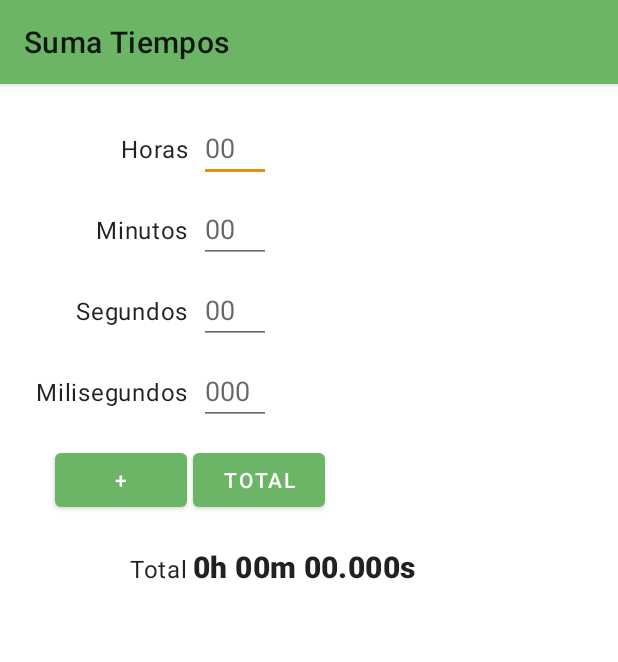
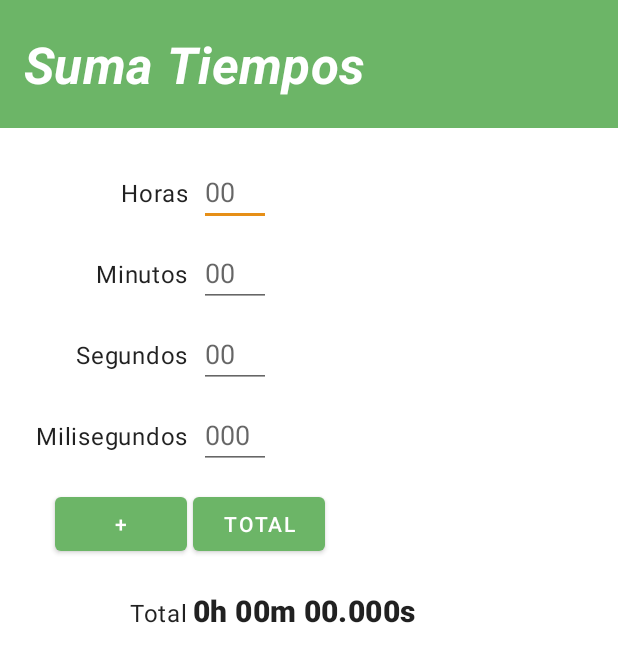
Before and after one commit to EmptyShop/SumaTiempos, an Android app: the screen it shows after launch (MainActivity), after a tap on "TOTAL", on a phone screen of 412 x 824 dp. Shown: the top 662 px of the screen. Run offline under Robolectric (Android 15) with nearby library versions, the phone set to English and light mode, and no system bars.

Commit message:
Versión funcional con AppBar personalizada.

```diff
--- a/app/src/main/AndroidManifest.xml
+++ b/app/src/main/AndroidManifest.xml
@@ -1,6 +1,6 @@
 <?xml version="1.0" encoding="utf-8"?>
 <manifest xmlns:android="http://schemas.android.com/apk/res/android"
-    package="com.example.carlos.sumatiempos">
+    package="com.emptyshop.sumatiempos">
 
     <application
         android:allowBackup="true"
@@ -9,7 +9,7 @@
         android:roundIcon="@mipmap/ic_launcher_round"
         android:supportsRtl="true"
         android:theme="@style/AppTheme">
-        <activity android:name=".MainActivity" android:configChanges="orientation|screenSize">
+        <activity android:name="com.emptyshop.sumatiempos.MainActivity" android:configChanges="orientation|screenSize">
             <intent-filter>
                 <action android:name="android.intent.action.MAIN" />
 
--- a/app/src/main/java/com/example/carlos/sumatiempos/MainActivity.kt
+++ b/app/src/main/java/com/emptyshop/sumatiempos/MainActivity.kt
@@ -1,4 +1,4 @@
-package com.example.carlos.sumatiempos
+package com.emptyshop.sumatiempos
 
 import androidx.appcompat.app.AppCompatActivity
 import android.os.Bundle
@@ -9,33 +9,43 @@ import android.widget.EditText
 import android.widget.TextView
 import android.widget.Toast
 import androidx.core.text.isDigitsOnly
-import kotlinx.android.synthetic.main.activity_main.*
 
 class MainActivity : AppCompatActivity() {
+    // tiempoTotal almacena la suma de los tiempos agregados por el usuario
     private var tiempoTotal = Tiempo()
 
     override fun onCreate(savedInstanceState: Bundle?) {
         super.onCreate(savedInstanceState)
         setContentView(R.layout.activity_main)
 
+        // AppBar personalizada
+        setSupportActionBar(findViewById(R.id.laAppBar))
+
+        /* Validadores para minutos y segundos: advierten cuando se ingresan
+        * valores mayores o igual a 60. */
+
         val editTextMinutos = findViewById<EditText>(R.id.editTextMinutos)
-        editTextMinutos.validate("Minutos < 60") {
+        editTextMinutos.validate(getResources().getString(R.string.error_minutos)) {
                 s -> s.isEmpty() || (s.isDigitsOnly() && s.toInt() < 60)
         }
 
         val editTextSegundos = findViewById<EditText>(R.id.editTextSegundos)
-        editTextSegundos.validate("Segundos < 60") {
+        editTextSegundos.validate(getResources().getString(R.string.error_segundos)) {
                 s -> s.isEmpty() || (s.isDigitsOnly() && s.toInt() < 60)
         }
     }
 
-    fun sumaTiempo(view : View) : Boolean{
-        var tiempo = Tiempo()
-        var editTextHoras = findViewById<EditText>(R.id.editTextHoras)
-        var editTextMinutos = findViewById<EditText>(R.id.editTextMinutos)
-        var editTextSegundos = findViewById<EditText>(R.id.editTextSegundos)
-        var editTextMilisegundos = findViewById<EditText>(R.id.editTextMilisegundos)
+    /* suma los valores capturados por el usuario al objeto tiempoTotal.
+    * Este método es llamado por el botón "+". */
+    fun sumaTiempo(view: View) : Boolean {
+        val tiempo = Tiempo()
+        val editTextHoras = findViewById<EditText>(R.id.editTextHoras)
+        val editTextMinutos = findViewById<EditText>(R.id.editTextMinutos)
+        val editTextSegundos = findViewById<EditText>(R.id.editTextSegundos)
+        val editTextMilisegundos = findViewById<EditText>(R.id.editTextMilisegundos)
 
+        /* Antes de sumar, validamos cada campo para asegurarnos de que sean
+        * datos correctos */
         if (editTextHoras.text.isEmpty()) {
             editTextHoras.setText(editTextHoras.hint)
         }
@@ -52,12 +62,15 @@ class MainActivity : AppCompatActivity() {
         if (
             !editTextMinutos.error.isNullOrEmpty() ||
             !editTextSegundos.error.isNullOrEmpty()
-        ){
-            val toast = Toast.makeText(applicationContext, R.string.error_sumando, Toast.LENGTH_SHORT)
+        ) {
+            val toast = Toast.makeText(
+                applicationContext,
+                R.string.error_sumando, Toast.LENGTH_SHORT
+            )
             toast.show()
             return false
-        }
-        else {
+        } else {
+            // los datos son válidos, procedemos a sumar
             tiempo.horas = editTextHoras.text.toString().toInt()
             tiempo.minutos = editTextMinutos.text.toString().toInt()
             tiempo.segundos = editTextSegundos.text.toString().toInt()
@@ -65,11 +78,14 @@ class MainActivity : AppCompatActivity() {
 
             tiempoTotal.suma(tiempo)
 
+            // actualizamos el resultado en la vista
             findViewById<TextView>(R.id.textViewTotal).text = tiempoTotal.toString()
             return true
         }
     }
 
+    /* Realiza la suma y vacía los campos de texto.
+    * Este método es llamado por el botón "TOTAL". */
     fun total(view: View) {
         if (sumaTiempo(view)) {
             findViewById<EditText>(R.id.editTextHoras).setText("")
@@ -77,12 +93,14 @@ class MainActivity : AppCompatActivity() {
             findViewById<EditText>(R.id.editTextSegundos).setText("")
             findViewById<EditText>(R.id.editTextMilisegundos).setText("")
 
+            // reinicia el objeto de suma acumulada
             tiempoTotal = Tiempo()
         }
 
     }
 }
 
+/* Agrega un listener para validar campos de texto. */
 fun EditText.afterTextChanged(afterTextChanged : (String) -> Unit){
     this.addTextChangedListener(object : TextWatcher {
         override fun afterTextChanged(s: Editable?) {
@@ -94,6 +112,7 @@ fun EditText.afterTextChanged(afterTextChanged : (String) -> Unit){
     })
 }
 
+/* Validador para campos de texto. */
 fun EditText.validate(message : String, validator : (String) -> Boolean){
     this.afterTextChanged {
         this.error = if (validator(it)) null else message
--- a/app/src/main/java/com/example/carlos/sumatiempos/Tiempo.kt
+++ b/app/src/main/java/com/emptyshop/sumatiempos/Tiempo.kt
@@ -1,8 +1,25 @@
-package com.example.carlos.sumatiempos
+package com.emptyshop.sumatiempos
 
 import java.lang.StringBuilder
 
+/* Tiempo : almacena un objeto de tiempo.
+*
+* Miembros:
+*
+* horas : Int
+* minutos : Int
+* segundos : Int
+* milisegundos : Int
+*
+* Métodos:
+*
+* Tiempo() : Tiempo
+* suma() : Tiempo
+* toString() : String
+* */
 class Tiempo (_horas : Int = 0, _minutos : Int = 0, _segundos : Int = 0, _milisegundos : Int = 0){
+    /* Constructor : Acepta 4 parámetros opcionales:
+    _horas : Int, _minutos : Int, _segundos : Int, _milisegundos : Int */
     var horas : Int = _horas
     var minutos : Int = _minutos
     set (value){
@@ -17,7 +34,11 @@ class Tiempo (_horas : Int = 0, _minutos : Int = 0, _segundos : Int = 0, _milise
         field = if (value < 1000) value else 0
     }
 
-    fun suma(sumando : Tiempo) : Tiempo{
+    /* suma() : Suma 2 objetos de tipo Tiempo y devuelve el resultado.
+    Parámetros:
+    sumando : Tiempo
+     */
+    fun suma(sumando : Tiempo) : Tiempo {
         val ms = this.milisegundos + sumando.milisegundos
         this.milisegundos = ms % 1000
         this.segundos += ms.div(1000)
@@ -36,6 +57,7 @@ class Tiempo (_horas : Int = 0, _minutos : Int = 0, _segundos : Int = 0, _milise
         return this
     }
 
+    /* toString() : Despliega el valor del objeto en formato h mm ss .ms */
     override fun toString() : String{
         val s = StringBuilder()
         s.append(this.horas.toString())
--- a/app/src/main/res/layout/activity_main.xml
+++ b/app/src/main/res/layout/activity_main.xml
@@ -1,14 +1,27 @@
 <?xml version="1.0" encoding="utf-8"?>
-<ScrollView xmlns:android="http://schemas.android.com/apk/res/android"
+<LinearLayout xmlns:android="http://schemas.android.com/apk/res/android"
     xmlns:app="http://schemas.android.com/apk/res-auto"
     xmlns:tools="http://schemas.android.com/tools"
     android:layout_width="match_parent"
     android:layout_height="wrap_content"
-    tools:context=".MainActivity">
+    android:fitsSystemWindows="true"
+    android:orientation="vertical"
+    tools:context="com.emptyshop.sumatiempos.MainActivity">
+
+    <include
+        android:id="@+id/laAppBar"
+        layout="@layout/app_bar" />
+
+    <ScrollView
+        android:layout_width="match_parent"
+        android:layout_height="wrap_content"
+        android:orientation="vertical">
 
         <androidx.constraintlayout.widget.ConstraintLayout
             android:layout_width="wrap_content"
-        android:layout_height="wrap_content">
+            android:layout_height="wrap_content"
+            android:paddingLeft="@dimen/activityPaddingLeft"
+            android:paddingStart="@dimen/activityPaddingLeft">
 
             <EditText
                 android:id="@+id/editTextHoras"
@@ -20,12 +33,13 @@
                 android:hint="@string/edit_hours"
                 android:inputType="number"
                 android:maxLength="3"
+                android:importantForAutofill="no"
                 app:layout_constraintBaseline_toBaselineOf="@+id/textViewHoras"
                 app:layout_constraintStart_toEndOf="@+id/textViewHoras" />
 
             <TextView
                 android:id="@+id/textViewHoras"
-            style="@style/TextAppearance.MaterialComponents.Body1"
+                style="@style/TextAppearance.AppTheme.Body1"
                 android:layout_width="wrap_content"
                 android:layout_height="wrap_content"
                 android:layout_marginStart="80dp"
@@ -46,12 +60,13 @@
                 android:hint="@string/edit_minutos"
                 android:inputType="number"
                 android:maxLength="2"
+                android:importantForAutofill="no"
                 app:layout_constraintBaseline_toBaselineOf="@+id/textViewMinutos"
                 app:layout_constraintStart_toStartOf="@+id/editTextHoras" />
 
             <TextView
                 android:id="@+id/textViewMinutos"
-            style="@style/TextAppearance.MaterialComponents.Body1"
+                style="@style/TextAppearance.AppTheme.Body1"
                 android:layout_width="wrap_content"
                 android:layout_height="wrap_content"
                 android:layout_marginTop="32dp"
@@ -79,6 +94,7 @@
                 android:hint="@string/edit_segundos"
                 android:inputType="number"
                 android:maxLength="2"
+                android:importantForAutofill="no"
                 app:layout_constraintBaseline_toBaselineOf="@+id/textViewSegundos"
                 app:layout_constraintStart_toStartOf="@+id/editTextMinutos" />
 
@@ -101,6 +117,7 @@
                 android:hint="@string/edit_milisegundos"
                 android:inputType="number"
                 android:maxLength="3"
+                android:importantForAutofill="no"
                 app:layout_constraintBaseline_toBaselineOf="@+id/textViewMilisegundos"
                 app:layout_constraintStart_toStartOf="@+id/editTextSegundos" />
 
@@ -129,7 +146,7 @@
 
             <TextView
                 android:id="@+id/textViewEtiquetaTotal"
-            style="@style/TextAppearance.MaterialComponents.Body1"
+                style="@style/TextAppearance.AppTheme.Body1"
                 android:layout_width="wrap_content"
                 android:layout_height="wrap_content"
                 android:layout_marginTop="24dp"
@@ -139,7 +156,7 @@
 
             <TextView
                 android:id="@+id/textViewTotal"
-            style="@style/TextAppearance.MaterialComponents.Headline6"
+                style="@style/TextAppearance.AppTheme.Headline6"
                 android:layout_width="0dp"
                 android:layout_height="wrap_content"
                 android:layout_marginStart="4dp"
@@ -150,3 +167,4 @@
 
         </androidx.constraintlayout.widget.ConstraintLayout>
     </ScrollView>
+</LinearLayout>
--- /dev/null
+++ b/app/src/main/res/layout/app_bar.xml
@@ -0,0 +1,9 @@
+<?xml version="1.0" encoding="utf-8"?>
+<androidx.appcompat.widget.Toolbar xmlns:android="http://schemas.android.com/apk/res/android"
+    xmlns:app="http://schemas.android.com/apk/res-auto"
+    android:layout_width="match_parent"
+    android:layout_height="85dp"
+    android:background="@color/colorPrimary"
+
+    app:titleTextAppearance="@style/TextAppearance.AppTheme.AppTitle"
+    app:titleTextColor="@color/color_on_primary" />
--- a/app/src/main/res/values-v21/styles.xml
+++ b/app/src/main/res/values-v21/styles.xml
@@ -1,8 +1,7 @@
-<resources>
+<resources xmlns:tools="http://schemas.android.com/tools">
 
-    <!-- Base application theme. -->
-    <style name="AppTheme" parent="Theme.MaterialComponents.Light">
-        <!-- Customize your theme here. -->
+    <!-- Base application theme for API >= 21. -->
+    <style name="AppTheme" parent="Theme.MaterialComponents.Light.NoActionBar">
         <item name="colorPrimary">@color/colorPrimary</item>
         <item name="colorPrimaryVariant">@color/color_primary_variant</item>
         <item name="colorSecondary">@color/color_secondary</item>
@@ -21,10 +20,9 @@
         <!--Remap legacy AppCompat attributes to MaterialComponent attributes-->
         <item name="colorPrimaryDark">?colorPrimaryVariant</item>
         <item name="colorAccent">?colorSecondary</item>
+    </style>
 
-        <!-- <item name="colorPrimaryDark">@color/colorPrimaryDark</item>
-        <item name="colorAccent">@color/colorAccent</item> -->
-    </style>
+    <dimen name="activityPaddingLeft">0dp</dimen>
 
     <style name="TextAppearance.AppTheme.Body1" parent="TextAppearance.MaterialComponents.Body1">
 
@@ -38,4 +36,8 @@
 
     </style>
 
+    <style name="TextAppearance.AppTheme.AppTitle" parent="TextAppearance.MaterialComponents.Headline4">
+        <item name="android:textStyle">bold|italic</item>
+    </style>
+
 </resources>
--- a/app/src/main/res/values/strings.xml
+++ b/app/src/main/res/values/strings.xml
@@ -12,4 +12,6 @@
     <string name="button_sumar">+</string>
     <string name="lbl_total">Total</string>
     <string name="error_sumando">Error en sumando</string>
+    <string name="error_minutos">Minutos &lt; 60</string>
+    <string name="error_segundos">Segundos &lt; 60</string>
 </resources>
--- a/app/src/main/res/values/styles.xml
+++ b/app/src/main/res/values/styles.xml
@@ -1,8 +1,7 @@
 <resources xmlns:tools="http://schemas.android.com/tools">
 
-    <!-- Base application theme. -->
-    <style name="AppTheme" parent="Theme.AppCompat.Light">
-        <!-- Customize your theme here. -->
+    <!-- Base application theme for API < 21. -->
+    <style name="AppTheme" parent="Theme.AppCompat.Light.NoActionBar">
         <item name="colorPrimary">@color/colorPrimary</item>
         <item name="colorSecondary">@color/color_secondary</item>
 
@@ -10,17 +9,18 @@
         <item name="colorError">@color/color_error</item>
 
         <!--Remap legacy AppCompat attributes to MaterialComponent attributes-->
-        <item name="colorAccent">?colorSecondary</item>
+        <item name="colorAccent">@color/color_secondary</item>
 
+        <!-- Dark theme -->
         <item name="colorPrimaryDark">@color/colorPrimaryDark</item>
         <!-- <item name="colorAccent">@color/colorAccent</item> -->
     </style>
 
-    <style name="TextAppearance.AppTheme.Body1" parent="Theme.AppCompat.Light">
+    <dimen name="activityPaddingLeft">20dp</dimen>
+
+    <style name="TextAppearance.AppTheme.Body1" parent="TextAppearance.AppCompat.Body1">
         <item name="fontFamily">sans-serif</item>
-        <item name="android:textStyle">normal</item>
-        <item name="android:textAllCaps">false</item>
-        <item name="android:textSize">18sp</item>
+        <item name="android:textSize">22sp</item>
     </style>
 
     <style name="Widget.AppTheme.Button" parent="Widget.AppCompat.Button">
@@ -28,10 +28,11 @@
         <item name="enforceTextAppearance">true</item>
         <item name="android:textAppearance">@style/TextAppearance.AppTheme.Button</item>
         <item name="android:textColor">@drawable/btn_text_color_selector</item>
+        <item name="android:minWidth">144dp</item>
         <item name="android:paddingLeft">16dp</item>
         <item name="android:paddingRight">16dp</item>
-        <item name="android:paddingTop">4dp</item>
-        <item name="android:paddingBottom">4dp</item>
+        <item name="android:paddingTop">16dp</item>
+        <item name="android:paddingBottom">16dp</item>
         <item name="android:insetLeft">0dp</item>
         <item name="android:insetRight">0dp</item>
         <item name="android:insetTop">6dp</item>
@@ -43,26 +44,28 @@
         <item name="iconTint">@drawable/btn_text_color_selector</item>
         <item name="rippleColor">@drawable/btn_ripple_color</item>
         <item name="backgroundTint">@drawable/btn_bg_color_selector</item>
-        <!-- <item name="shapeAppearance">?attr/shapeAppearanceSmallComponent</item> -->
-        <item name="cornerSize">4dp</item>
+        <item name="cornerSize">8dp</item>
+    </style>
+
+    <style name="TextAppearance.AppTheme.Button" parent="TextAppearance.AppCompat.Button">
+        <item name="fontFamily">sans-serif-medium</item>
+        <item name="android:textStyle">bold</item>
+        <item name="android:textAllCaps">true</item>
+        <item name="android:textSize">20sp</item>
     </style>
 
     <style name="TextAppearance.AppTheme.Headline6" parent="TextAppearance.AppCompat.Title">
         <item name="fontFamily">sans-serif-medium</item>
         <item name="android:textStyle">bold</item>
         <item name="android:textAllCaps">false</item>
-        <item name="android:textSize">22sp</item>
+        <item name="android:textSize">28sp</item>
     </style>
 
-    <style name="TextAppearance.AppTheme.Button" parent="TextAppearance.AppCompat.Button">
+    <style name="TextAppearance.AppTheme.AppTitle" parent="TextAppearance.AppCompat.Widget.ActionBar.Title">
         <item name="fontFamily">sans-serif-medium</item>
-        <item name="android:textStyle">bold</item>
-        <item name="android:textAllCaps">true</item>
-        <item name="android:textSize">16sp</item>
+        <item name="android:textStyle">bold|italic</item>
+        <item name="android:textAllCaps">false</item>
+        <item name="android:textSize">34sp</item>
     </style>
 
-    <!-- <attr name="textAppearanceButton" format="reference"/>
-
-    <attr name="shapeAppearanceSmallComponent" format="reference"/> -->
-
 </resources>
```
Also changed, not shown: app/build.gradle (+6 -6 lines), 4 other files. Lines whose indentation alone changed are shown as unchanged.
